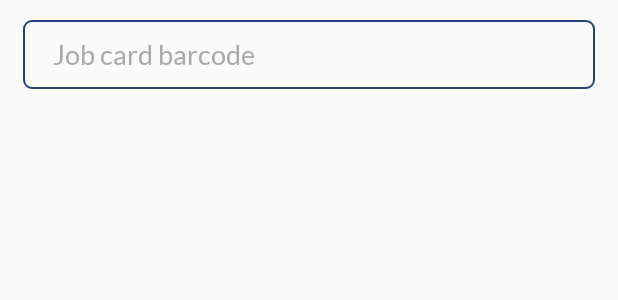
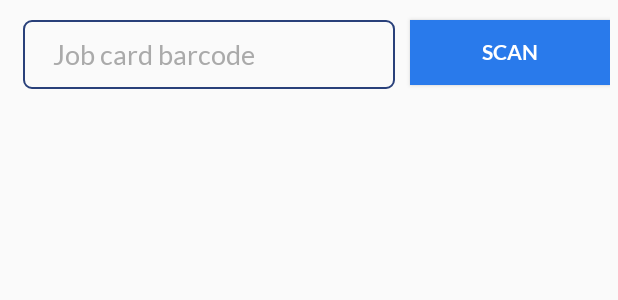
Before and after one commit to shwetahatwar/TMML, an Android app: the layout pending_item_dashboard_fragment.xml on its own in the app's theme, with its tools: preview values and no code run, on a phone screen of 412 x 824 dp. Shown: the top 300 px of the screen. Run offline under Robolectric (Android 15) with nearby library versions, the phone set to English and light mode, and no system bars; network calls fail.

Commit message:
code correction.

```diff
--- a/app/build.gradle
+++ b/app/build.gradle
@@ -12,8 +12,8 @@ android {
         applicationId "com.briot.tmmlmss.implementor"
         minSdkVersion 21
         targetSdkVersion 27
-        versionCode 23
-        versionName "1.0.23"
+        versionCode 26
+        versionName "1.0.26"
         testInstrumentationRunner "androidx.test.runner.AndroidJUnitRunner"
         vectorDrawables.useSupportLibrary = true
         multiDexEnabled true
--- a/app/src/main/java/com/briot/tmmlmss/implementor/ui/main/HomeFragment.kt
+++ b/app/src/main/java/com/briot/tmmlmss/implementor/ui/main/HomeFragment.kt
@@ -93,7 +93,7 @@ class HomeFragment : androidx.fragment.app.Fragment() {
             receiveAtStore.visibility = View.VISIBLE
         } else {
 //            jobCardDetails.visibility = View.GONE
-            machineWiseJobCardDetails.visibility = View.GONE
+            machineWiseJobCardDetails.visibility = View.VISIBLE
             machineMaintenance.visibility = View.GONE
             startPartProcess.visibility = View.GONE
             stopPartProcess.visibility = View.GONE
--- a/app/src/main/java/com/briot/tmmlmss/implementor/ui/main/MachinewiseJobcardsFragment.kt
+++ b/app/src/main/java/com/briot/tmmlmss/implementor/ui/main/MachinewiseJobcardsFragment.kt
@@ -69,7 +69,7 @@ class MachinewiseJobcardsFragment : Fragment() {
 
         viewModel.networkError.observe(this, Observer<Boolean> {
             jobcardList.visibility = View.INVISIBLE
-            viewModel.loadTestValues()
+//            viewModel.loadTestValues()
             if (it == true) {
                 MainActivity.hideProgress(this.progress)
                 this.progress = null
--- a/app/src/main/java/com/briot/tmmlmss/implementor/ui/main/MachinewiseJobcardsViewModel.kt
+++ b/app/src/main/java/com/briot/tmmlmss/implementor/ui/main/MachinewiseJobcardsViewModel.kt
@@ -43,7 +43,7 @@ class MachinewiseJobcardsViewModel : ViewModel() {
         if (error is SocketException || error is SocketTimeoutException) {
             (networkError as MutableLiveData<Boolean>).value = true
         } else {
-            (this.jobcards as MutableLiveData<Array<String>>).value = null
+//            (this.jobcards as MutableLiveData<Array<String>>).value = null
 
             if (error is HttpException) {
                 if (error.code() == 404) {
@@ -53,7 +53,7 @@ class MachinewiseJobcardsViewModel : ViewModel() {
                 }
 
             }
-            (this.jobcards as MutableLiveData<Array<String>>).value = null
+//            (this.jobcards as MutableLiveData<Array<String>>).value = null
         }
     }
 
--- a/app/src/main/res/layout/pending_item_dashboard_fragment.xml
+++ b/app/src/main/res/layout/pending_item_dashboard_fragment.xml
@@ -14,6 +14,11 @@
     android:id="@+id/pendingItemsView"
     tools:context=".ui.main.PendingItemDashboard">
 
+    <LinearLayout
+        android:layout_width="match_parent"
+        android:layout_height="match_parent"
+        android:orientation="horizontal">
+
         <androidx.appcompat.widget.AppCompatEditText
             android:id="@+id/pendingJobcardScanText"
             android:layout_width="match_parent"
@@ -22,6 +27,7 @@
             android:layout_marginTop="8dp"
             android:layout_marginRight="10dp"
             android:layout_marginBottom="20dp"
+            android:layout_weight="1"
             android:background="@drawable/edittext_bg"
             android:ems="10"
             android:hint="Job card barcode"
@@ -32,6 +38,19 @@
             android:paddingRight="20dp"
             android:textColorHint="@android:color/darker_gray" />
 
+        <Button
+            android:id="@+id/btnScanSubmit"
+            android:layout_width="match_parent"
+            android:layout_height="43dp"
+            android:layout_marginTop="5dp"
+            android:layout_marginBottom="20dp"
+            android:layout_weight="2"
+            android:background="@color/colorPrimary"
+            android:enabled="true"
+            android:text="@string/Scan"
+            android:visibility="visible" />
+    </LinearLayout>
+
     <androidx.recyclerview.widget.RecyclerView
         android:id="@+id/pendingItemsRecyclerView"
         android:layout_width="match_parent"
```
Also changed, not shown: app/src/main/java/com/briot/tmmlmss/implementor/ui/main/PendingItemDashboard.kt (+15 -1 lines). Lines whose indentation alone changed are shown as unchanged.
